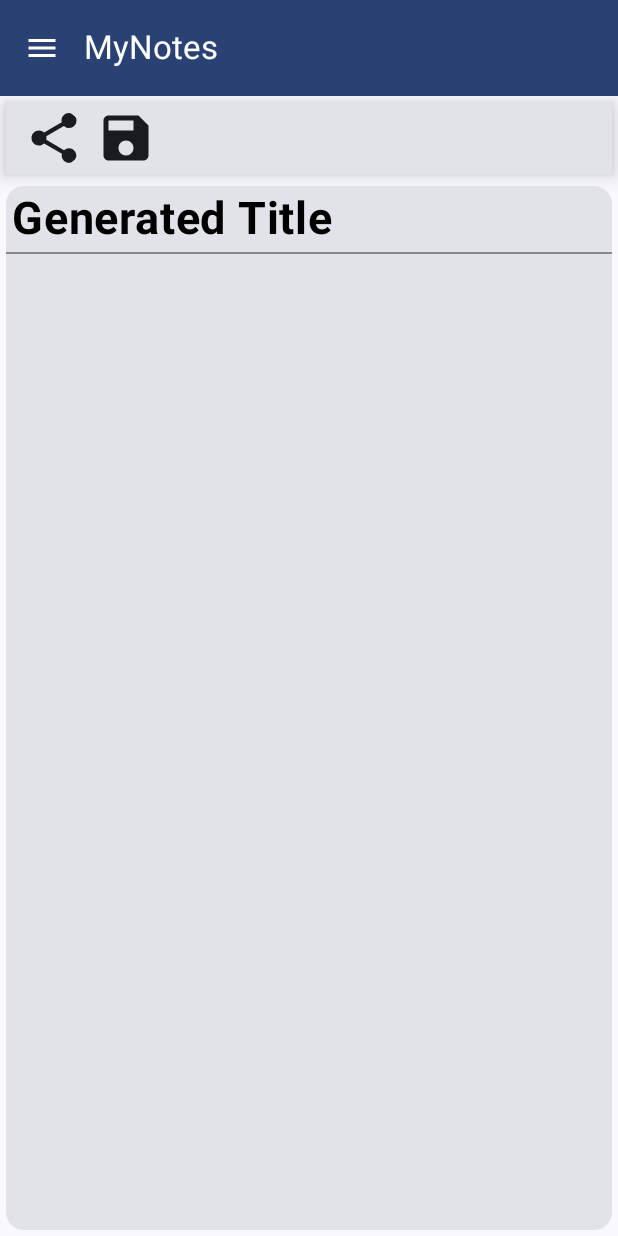
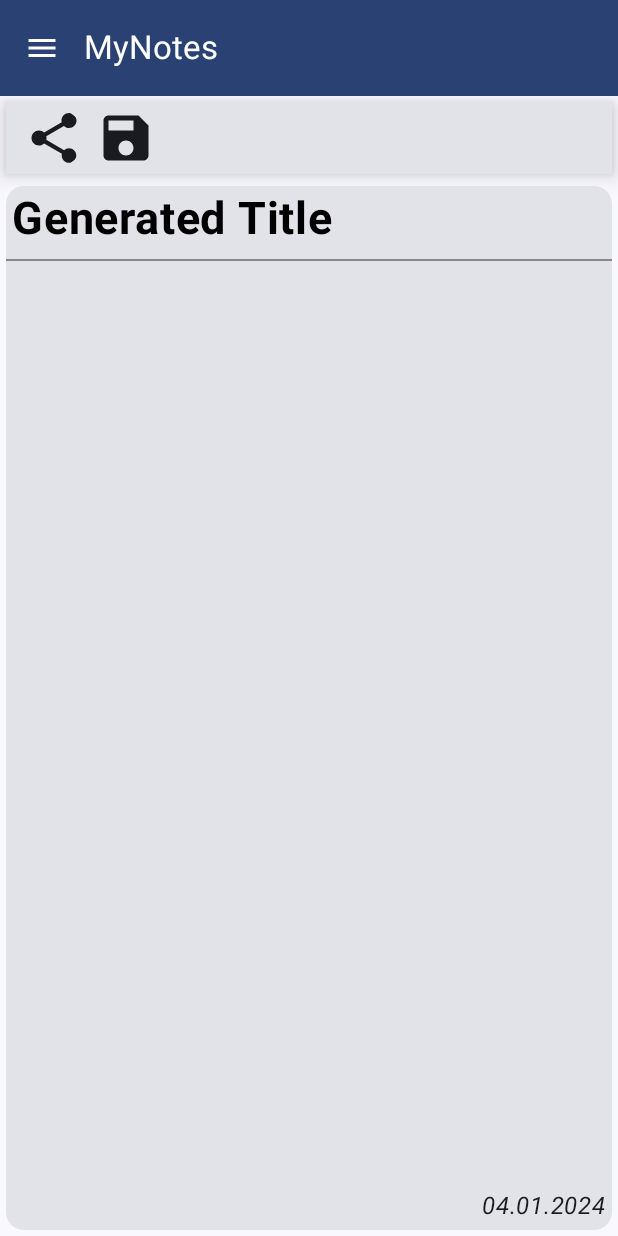
Before and after one commit to OverLordN7/MyNotes, an Android app built with Jetpack Compose: the DetailedNoteScreen screen opened through its navigation route, on a phone screen of 412 x 824 dp. Run offline under Robolectric (Android 15) with nearby library versions, the phone set to English and light mode, and no system bars; our stand-ins replace Room's generated code.

Commit message:
Phase 9.1
*Added new composebles such as EmptyScreen and LoadingScreen

```diff
--- a/app/build.gradle.kts
+++ b/app/build.gradle.kts
@@ -88,8 +88,6 @@ dependencies {
     //Room
     implementation("androidx.room:room-runtime:2.5.1")
     annotationProcessor("androidx.room:room-compiler:2.5.1")
-    //ksp ("androidx.room:room-compiler:2.5.1")
-    //ksp("com.google.devtools.ksp:com.google.devtools.ksp.gradle.plugin:2.5.1")
     implementation ("androidx.room:room-ktx:2.5.1")
 
     //Extended icons
--- a/app/src/main/java/com/overlord/mynotes/ui/screens/DetailedNoteScreen.kt
+++ b/app/src/main/java/com/overlord/mynotes/ui/screens/DetailedNoteScreen.kt
@@ -7,6 +7,7 @@ import androidx.compose.animation.core.infiniteRepeatable
 import androidx.compose.animation.core.rememberInfiniteTransition
 import androidx.compose.animation.core.tween
 import androidx.compose.foundation.isSystemInDarkTheme
+import androidx.compose.foundation.layout.Box
 import androidx.compose.foundation.layout.Column
 import androidx.compose.foundation.layout.Row
 import androidx.compose.foundation.layout.fillMaxHeight
@@ -33,6 +34,7 @@ import androidx.compose.material3.MaterialTheme
 import androidx.compose.material3.ModalNavigationDrawer
 import androidx.compose.material3.Scaffold
 import androidx.compose.material3.Surface
+import androidx.compose.material3.Text
 import androidx.compose.material3.rememberDrawerState
 import androidx.compose.runtime.Composable
 import androidx.compose.runtime.LaunchedEffect
@@ -43,6 +45,7 @@ import androidx.compose.runtime.remember
 import androidx.compose.runtime.rememberCoroutineScope
 import androidx.compose.runtime.saveable.rememberSaveable
 import androidx.compose.runtime.setValue
+import androidx.compose.ui.Alignment
 import androidx.compose.ui.ExperimentalComposeUiApi
 import androidx.compose.ui.Modifier
 import androidx.compose.ui.focus.FocusDirection
@@ -60,6 +63,7 @@ import androidx.compose.ui.platform.LocalContext
 import androidx.compose.ui.platform.LocalFocusManager
 import androidx.compose.ui.platform.LocalSoftwareKeyboardController
 import androidx.compose.ui.text.TextStyle
+import androidx.compose.ui.text.font.FontStyle
 import androidx.compose.ui.text.font.FontWeight
 import androidx.compose.ui.text.input.ImeAction
 import androidx.compose.ui.text.input.KeyboardCapitalization
@@ -70,6 +74,9 @@ import androidx.navigation.NavController
 import com.overlord.mynotes.model.Note
 import com.overlord.mynotes.ui.menu.MainAppBar
 import com.overlord.mynotes.ui.menu.NoteModalDrawerSheet
+import java.text.SimpleDateFormat
+import java.util.Date
+import java.util.Locale
 
 private const val TAG = "DetailedNoteScreen"
 @Composable
@@ -155,6 +162,12 @@ fun DetailedNoteView(
     var isTitleModified by remember { mutableStateOf(false) }
     var isDescriptionModified by remember { mutableStateOf(false) }
 
+    //Format seconds to date
+    val creationDate = remember {
+        val dateFormat = SimpleDateFormat("dd.MM.yyyy", Locale.getDefault())
+        dateFormat.format(Date(note.creationTimeMillis))
+    }
+
     Column {
         //tool panel
         Card(
@@ -181,15 +194,6 @@ fun DetailedNoteView(
                         isDescriptionModified = false
                     }
                 )
-
-
-//                IconButton(onClick = {onSave(note)}) {
-//                    Icon(
-//                        imageVector = Icons.Default.Save,
-//                        contentDescription = null,
-//                        modifier = Modifier.size(40.dp)
-//                    )
-//                }
             }
         }
 
@@ -244,6 +248,7 @@ fun DetailedNoteView(
                             }
                             false
                         }
+                        .weight(0.5f)
                 )
 
                 //Separate line
@@ -253,6 +258,7 @@ fun DetailedNoteView(
                     modifier = Modifier
                         .fillMaxWidth()
                         .padding(bottom = 8.dp)
+                        //.weight(1f)
                 )
 
                 //Description
@@ -306,7 +312,15 @@ fun DetailedNoteView(
                             }
                             false
                         }
+                        .weight(6f)
                 )
+
+                Box(
+                    contentAlignment = Alignment.BottomEnd,
+                    modifier = Modifier.fillMaxWidth().padding(4.dp).weight(0.5f)
+                ) {
+                    Text(text = creationDate, fontStyle = FontStyle.Italic)
+                }
             }
         }
     }
--- a/app/src/main/java/com/overlord/mynotes/ui/screens/NoteListScreen.kt
+++ b/app/src/main/java/com/overlord/mynotes/ui/screens/NoteListScreen.kt
@@ -3,6 +3,7 @@ package com.overlord.mynotes.ui.screens
 import androidx.compose.foundation.ExperimentalFoundationApi
 import androidx.compose.foundation.background
 import androidx.compose.foundation.combinedClickable
+import androidx.compose.foundation.isSystemInDarkTheme
 import androidx.compose.foundation.layout.Box
 import androidx.compose.foundation.layout.Column
 import androidx.compose.foundation.layout.Row
@@ -21,6 +22,7 @@ import androidx.compose.material.icons.filled.Delete
 import androidx.compose.material3.Card
 import androidx.compose.material3.CardDefaults
 import androidx.compose.material3.Checkbox
+import androidx.compose.material3.CircularProgressIndicator
 import androidx.compose.material3.DrawerValue
 import androidx.compose.material3.FabPosition
 import androidx.compose.material3.FloatingActionButton
@@ -43,6 +45,7 @@ import androidx.compose.runtime.saveable.rememberSaveable
 import androidx.compose.ui.Alignment
 import androidx.compose.ui.Modifier
 import androidx.compose.ui.graphics.Color
+import androidx.compose.ui.text.font.FontStyle
 import androidx.compose.ui.text.style.TextOverflow
 import androidx.compose.ui.unit.dp
 import androidx.navigation.NavController
@@ -51,6 +54,9 @@ import com.overlord.mynotes.navigation.Screen
 import com.overlord.mynotes.ui.menu.MainAppBar
 import com.overlord.mynotes.ui.menu.NoteModalDrawerSheet
 import kotlinx.coroutines.launch
+import java.text.SimpleDateFormat
+import java.util.Date
+import java.util.Locale
 
 private const val TAG = "NoteListScreen"
 @Composable
@@ -104,7 +110,7 @@ fun NoteListScreen(
                 color = MaterialTheme.colorScheme.background,
             ) {
                 when(state){
-                    is NotesUIState.Loading ->{}
+                    is NotesUIState.Loading -> LoadingScreen()
                     is NotesUIState.Error ->{}
                     is NotesUIState.Success ->{
                         NoteGridView(
@@ -137,6 +143,9 @@ fun NoteGridView(
     val isToolPanelShown = remember { mutableStateOf(false) }
     val selectedNotes = remember { mutableStateListOf<Note>() }
 
+    if (notesList.isEmpty()){
+        EmptyScreen()
+    } else{
         Column {
             if (isToolPanelShown.value){
                 Row(modifier = Modifier
@@ -185,6 +194,7 @@ fun NoteGridView(
             }
         }
     }
+}
 
 @OptIn(ExperimentalFoundationApi::class)
 @Composable
@@ -197,6 +207,11 @@ fun Note(
     onCheckBoxChange: (Note) -> Unit,
 ){
     val checkboxValue = remember { mutableStateOf(false) }
+
+    val creationDate = remember {
+        val dateFormat = SimpleDateFormat("dd.MM.yyyy", Locale.getDefault())
+        dateFormat.format(Date(note.creationTimeMillis))
+    }
 
     Card(
         elevation = CardDefaults.elevatedCardElevation(defaultElevation = 4.dp),
@@ -212,7 +227,7 @@ fun Note(
     ) {
         Column {
             //Card Title
-            Row {
+            Row(modifier = Modifier.weight(1f)) {
                 Box(
                     modifier = modifier
                         .background(MaterialTheme.colorScheme.primary)
@@ -235,7 +250,9 @@ fun Note(
                                     checkboxValue.value = it
                                     onCheckBoxChange(note)
                                 },
-                                modifier = Modifier.size(20.dp).weight(0.5f)
+                                modifier = Modifier
+                                    .size(20.dp)
+                                    .weight(0.5f)
                             )
                         }
                     }
@@ -244,13 +261,41 @@ fun Note(
             Box(modifier = Modifier
                 .fillMaxWidth()
                 .padding(4.dp)
+                .weight(5f)
             ) {
                 Text(
                     text = note.description ?: "",
                     overflow = TextOverflow.Ellipsis,
-                    maxLines = 6,
+                    maxLines = 5,
                 )
+            }
+            Box(
+                contentAlignment = Alignment.BottomEnd,
+                modifier = Modifier
+                    .fillMaxWidth()
+                    .padding(4.dp)
+                    .weight(1f)
+            ) {
+                Text(text = creationDate, fontStyle = FontStyle.Italic)
             }
         }
     }
 }
+
+@Composable
+fun EmptyScreen(modifier: Modifier = Modifier){
+    Box(contentAlignment = Alignment.Center, modifier = modifier.fillMaxSize()){
+        Text(
+            text = "No notes to display\nTry '+' button, to add new Note",
+            color = if (isSystemInDarkTheme()) Color.White else Color.Black,
+            modifier = Modifier.align(Alignment.Center)
+        )
+    }
+}
+
+@Composable
+fun LoadingScreen(modifier: Modifier = Modifier){
+    Box(contentAlignment = Alignment.Center, modifier = Modifier.fillMaxSize()){
+        CircularProgressIndicator(modifier = Modifier.size(150.dp))
+    }
+}
```
Lines whose indentation alone changed are shown as unchanged.
